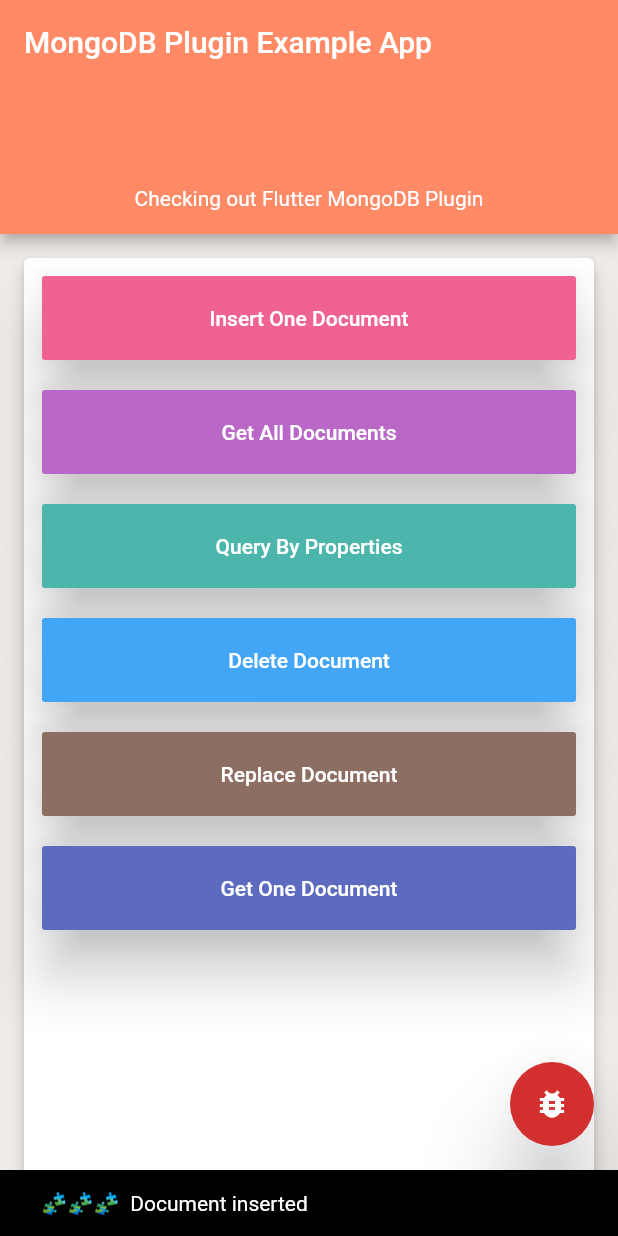
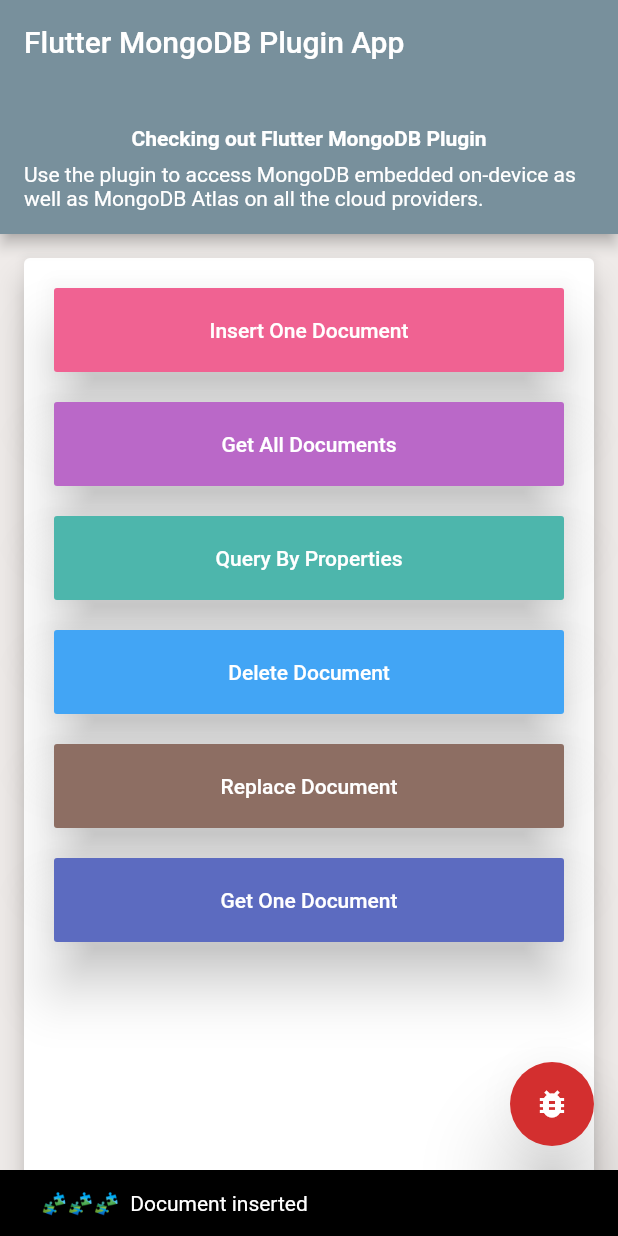
Before and after one commit to malengatiger/flutter-mongdb-mobile, a Flutter app: the screen it shows after launch, after a tap on "Insert One Document", on a phone screen of 412 x 824 dp. Run offline on Flutter 3.47's test engine with Material 2 defaults, Android fonts, the phone set to English and light mode, and no system bars.

Commit message:
🔆 🔆 🔆 🔆 🔆 published version 0.0.1

```diff
--- a/mongodb_mobile/example/lib/main.dart
+++ b/mongodb_mobile/example/lib/main.dart
@@ -10,15 +10,15 @@ import 'package:mongodb_mobile/mongodb_mobile.dart';
 void main() {
   debugPrint(
       '🍎 🍎 🍎  Flutter MongoDB Mobile Platform Example App starting ... : 🧩🧩🧩');
-  runApp(MyApp());
+  runApp(MongoExampleApp());
 }
 
-class MyApp extends StatefulWidget {
+class MongoExampleApp extends StatefulWidget {
   @override
-  _MyAppState createState() => _MyAppState();
+  _MongoExampleAppState createState() => _MongoExampleAppState();
 }
 
-class _MyAppState extends State<MyApp> {
+class _MongoExampleAppState extends State<MongoExampleApp> {
   @override
   void initState() {
     super.initState();
@@ -232,8 +232,8 @@ class _MyAppState extends State<MyApp> {
       home: Scaffold(
         key: _key,
         appBar: AppBar(
-          title: const Text('MongoDB Plugin Example App'),
-          backgroundColor: Colors.deepOrange.shade300,
+          title: const Text('Flutter MongoDB Plugin App'),
+          backgroundColor: Colors.blueGrey.shade400,
           bottom: PreferredSize(
             preferredSize: Size.fromHeight(100),
             child: Padding(
@@ -242,6 +242,14 @@ class _MyAppState extends State<MyApp> {
                 children: <Widget>[
                   Text(
                     'Checking out Flutter MongoDB Plugin',
+                    style: TextStyle(
+                        color: Colors.white, fontWeight: FontWeight.bold),
+                  ),
+                  SizedBox(
+                    height: 8,
+                  ),
+                  Text(
+                    'Use the plugin to access MongoDB embedded on-device as well as MongoDB Atlas on all the cloud providers.',
                     style: TextStyle(color: Colors.white),
                   ),
                 ],
@@ -260,9 +268,9 @@ class _MyAppState extends State<MyApp> {
           child: Padding(
             padding: const EdgeInsets.all(12.0),
             child: Card(
-              elevation: 4,
+              elevation: 8,
               child: Padding(
-                padding: const EdgeInsets.all(12.0),
+                padding: const EdgeInsets.all(20.0),
                 child: ListView(
                   children: <Widget>[
                     Container(
--- a/mongodb_mobile/pubspec.yaml
+++ b/mongodb_mobile/pubspec.yaml
@@ -1,7 +1,7 @@
 name: mongodb_mobile
 description: A new flutter plugin project.
 version: 0.0.1
-author: Aubrey Malabie
+author: Aubrey Malabie <aubrey@aftarobot.com>
 homepage: https://github.com/malengatiger/flutter-mongdb-mobile
 
 environment:
```
Also changed, not shown: 2 other files.
